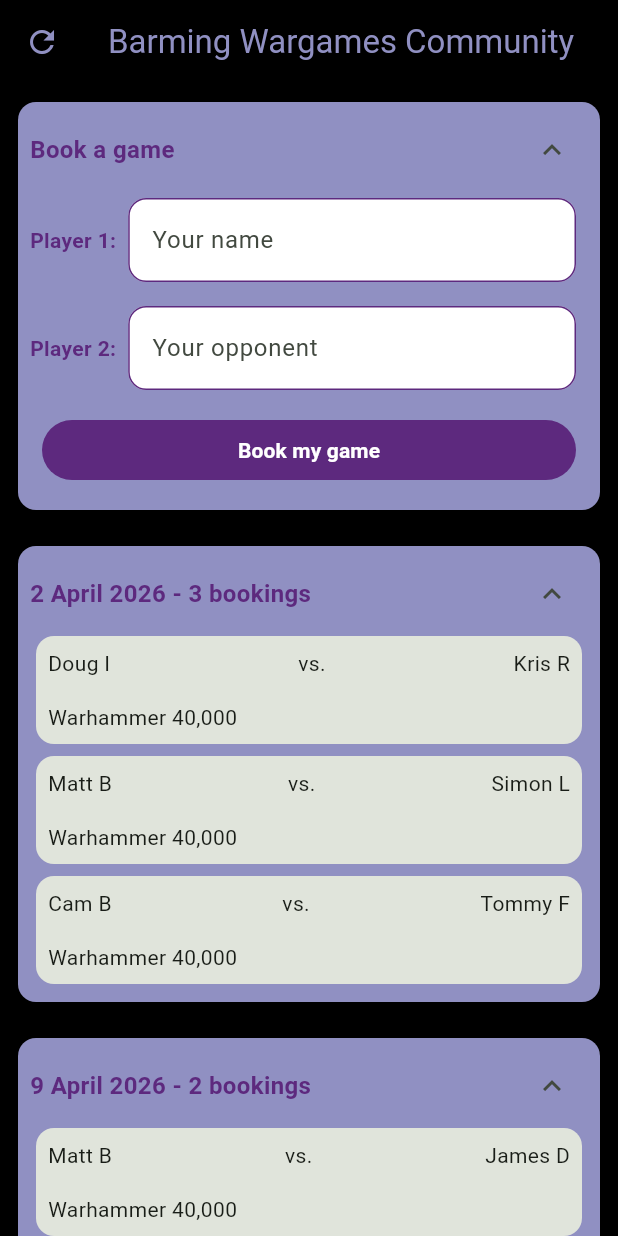
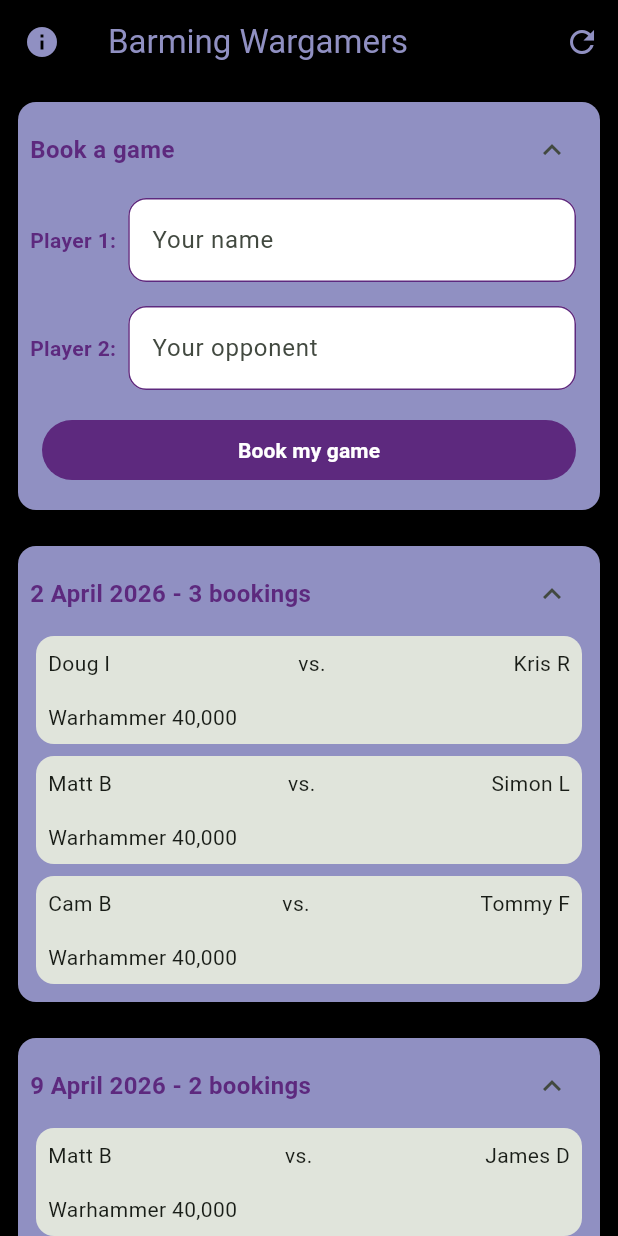
Before and after one commit to dougidle/bwg, a Flutter app: the screen it shows after launch, on a phone screen of 412 x 824 dp. Run offline on Flutter 3.47's test engine with Material 3 defaults, Android fonts, the phone set to English and light mode, and no system bars.

Commit message:
Added info icon

```diff
--- a/lib/main.dart
+++ b/lib/main.dart
@@ -33,7 +33,7 @@ class BWGApp extends StatelessWidget {
         // tested with just a hot reload.
         colorScheme: .fromSeed(seedColor: Colors.green),
       ),
-      home: const BWGHomePage(title: 'Barming Wargames Community'),
+      home: const BWGHomePage(title: 'Barming Wargamers'),
     );
   }
 }
@@ -125,8 +125,14 @@ class _BWGHomePageState extends State<BWGHomePage> {
         title: Text(widget.title),
         leading: IconButton(
           onPressed: _loadBookings,
-          icon: theIcon
+          icon: Icon(Icons.info)
         ),
+        actions: [
+          IconButton(
+            onPressed: _loadBookings,
+            icon: theIcon
+          )
+        ],
       ),
       backgroundColor: Colors.black,
       body: Center(
```
